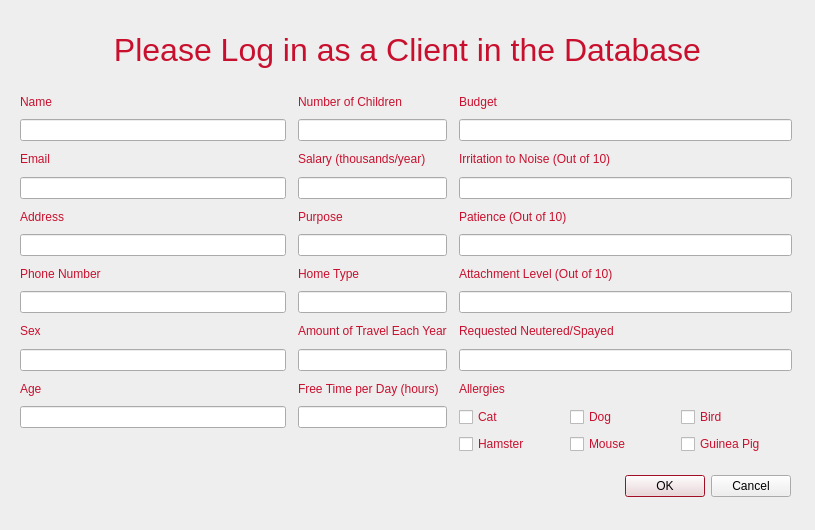
Qt form cuACS/viewprofile.ui (cameronhawtin/Animal-Farm-cuACS) before a commit.
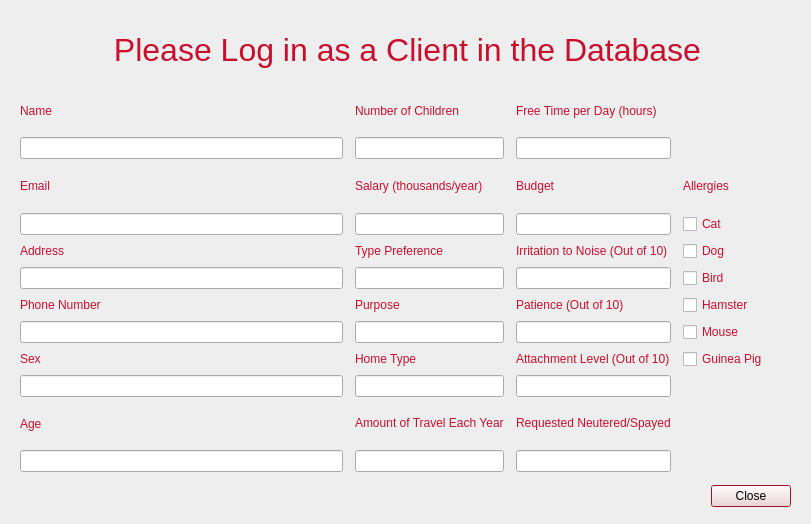
The same form after that commit.

Diff of the .ui file:
```diff
--- a/cuACS/viewprofile.ui
+++ b/cuACS/viewprofile.ui
@@ -6,8 +6,8 @@
    <rect>
     <x>0</x>
     <y>0</y>
-    <width>815</width>
-    <height>530</height>
+    <width>811</width>
+    <height>524</height>
    </rect>
   </property>
   <property name="palette">
@@ -189,7 +189,7 @@
    <property name="geometry">
     <rect>
      <x>450</x>
-     <y>470</y>
+     <y>480</y>
      <width>341</width>
      <height>32</height>
     </rect>
@@ -198,7 +198,7 @@
     <enum>Qt::Horizontal</enum>
    </property>
    <property name="standardButtons">
-    <set>QDialogButtonBox::Cancel|QDialogButtonBox::Ok</set>
+    <set>QDialogButtonBox::Close</set>
    </property>
   </widget>
   <widget class="QWidget" name="horizontalLayoutWidget">
@@ -233,81 +233,18 @@
     <rect>
      <x>20</x>
      <y>90</y>
-     <width>772</width>
-     <height>364</height>
+     <width>771</width>
+     <height>382</height>
     </rect>
    </property>
-   <layout class="QGridLayout" name="gridLayout_24" columnstretch="4,2,5">
+   <layout class="QGridLayout" name="gridLayout_24" columnstretch="3,1,1,1">
     <property name="horizontalSpacing">
      <number>12</number>
     </property>
-    <item row="2" column="0">
-     <widget class="QLabel" name="nameLabel_47">
-      <property name="enabled">
-       <bool>true</bool>
-      </property>
-      <property name="text">
-       <string>Email</string>
-      </property>
-     </widget>
-    </item>
-    <item row="5" column="1">
-     <widget class="QLineEdit" name="purposeLineEdit"/>
-    </item>
     <item row="3" column="1">
      <widget class="QLineEdit" name="salaryLineEdit"/>
     </item>
-    <item row="4" column="1">
-     <widget class="QLabel" name="purposeLabel_24">
-      <property name="enabled">
-       <bool>true</bool>
-      </property>
-      <property name="text">
-       <string>Purpose</string>
-      </property>
-     </widget>
-    </item>
-    <item row="6" column="2">
-     <widget class="QLabel" name="attachmentLabel_24">
-      <property name="enabled">
-       <bool>true</bool>
-      </property>
-      <property name="text">
-       <string>Attachment Level (Out of 10)</string>
-      </property>
-     </widget>
-    </item>
-    <item row="2" column="2">
-     <widget class="QLabel" name="irritationLabel_24">
-      <property name="enabled">
-       <bool>true</bool>
-      </property>
-      <property name="text">
-       <string>&lt;html&gt;&lt;head/&gt;&lt;body&gt;&lt;p&gt;Irritation to Noise (Out of 10)&lt;/p&gt;&lt;/body&gt;&lt;/html&gt;</string>
-      </property>
-     </widget>
-    </item>
-    <item row="8" column="0">
-     <widget class="QLabel" name="sexLabel_27">
-      <property name="enabled">
-       <bool>true</bool>
-      </property>
-      <property name="text">
-       <string>Sex</string>
-      </property>
-     </widget>
-    </item>
-    <item row="7" column="2">
-     <widget class="QLineEdit" name="attachmentLineEdit"/>
-    </item>
-    <item row="11" column="0">
-     <widget class="QLineEdit" name="ageLineEdit">
-      <property name="enabled">
-       <bool>true</bool>
-      </property>
-     </widget>
-    </item>
-    <item row="10" column="1">
+    <item row="0" column="2">
      <widget class="QLabel" name="freeTimeLabel_24">
       <property name="enabled">
        <bool>true</bool>
@@ -317,29 +254,26 @@
       </property>
      </widget>
     </item>
-    <item row="4" column="2">
-     <widget class="QLabel" name="labelPatience_24">
+    <item row="2" column="2">
+     <widget class="QLabel" name="budgetLabel_24">
       <property name="enabled">
        <bool>true</bool>
       </property>
       <property name="text">
-       <string>Patience (Out of 10)</string>
+       <string>Budget</string>
       </property>
      </widget>
     </item>
-    <item row="3" column="2">
-     <widget class="QLineEdit" name="irritationLineEdit"/>
-    </item>
-    <item row="1" column="2">
-     <widget class="QLineEdit" name="budgetLineEdit">
+    <item row="6" column="1">
+     <widget class="QLabel" name="purposeLabel_24">
       <property name="enabled">
        <bool>true</bool>
       </property>
+      <property name="text">
+       <string>Purpose</string>
+      </property>
      </widget>
     </item>
-    <item row="11" column="1">
-     <widget class="QLineEdit" name="freeTimeLineEdit"/>
-    </item>
     <item row="6" column="0">
      <widget class="QLabel" name="phoneLabel_24">
       <property name="enabled">
@@ -350,7 +284,7 @@
       </property>
      </widget>
     </item>
-    <item row="6" column="1">
+    <item row="8" column="1">
      <widget class="QLabel" name="homeTypeLabel_24">
       <property name="enabled">
        <bool>true</bool>
@@ -360,6 +294,91 @@
       </property>
      </widget>
     </item>
+    <item row="7" column="2">
+     <widget class="QLineEdit" name="patienceLineEdit"/>
+    </item>
+    <item row="7" column="1">
+     <widget class="QLineEdit" name="purposeLineEdit"/>
+    </item>
+    <item row="4" column="1">
+     <widget class="QLabel" name="typePreferenceLabel">
+      <property name="enabled">
+       <bool>true</bool>
+      </property>
+      <property name="text">
+       <string>&lt;html&gt;&lt;head/&gt;&lt;body&gt;&lt;p&gt;Type Preference&lt;/p&gt;&lt;/body&gt;&lt;/html&gt;</string>
+      </property>
+     </widget>
+    </item>
+    <item row="11" column="1">
+     <widget class="QLineEdit" name="travelLineEdit"/>
+    </item>
+    <item row="1" column="0">
+     <widget class="QLineEdit" name="nameLineEdit"/>
+    </item>
+    <item row="5" column="1">
+     <widget class="QLineEdit" name="typePreferenceLineEdit"/>
+    </item>
+    <item row="9" column="2">
+     <widget class="QLineEdit" name="attachmentLineEdit"/>
+    </item>
+    <item row="1" column="1">
+     <widget class="QLineEdit" name="childrenLineEdit">
+      <property name="enabled">
+       <bool>true</bool>
+      </property>
+     </widget>
+    </item>
+    <item row="0" column="0">
+     <widget class="QLabel" name="nameLabel_48">
+      <property name="enabled">
+       <bool>true</bool>
+      </property>
+      <property name="text">
+       <string>Name</string>
+      </property>
+     </widget>
+    </item>
+    <item row="10" column="1">
+     <widget class="QLabel" name="travelLabel_24">
+      <property name="enabled">
+       <bool>true</bool>
+      </property>
+      <property name="text">
+       <string>&lt;html&gt;&lt;head/&gt;&lt;body&gt;&lt;p&gt;Amount of Travel Each Year&lt;/p&gt;&lt;/body&gt;&lt;/html&gt;</string>
+      </property>
+     </widget>
+    </item>
+    <item row="9" column="0">
+     <widget class="QLineEdit" name="sexLineEdit"/>
+    </item>
+    <item row="8" column="0">
+     <widget class="QLabel" name="sexLabel_27">
+      <property name="enabled">
+       <bool>true</bool>
+      </property>
+      <property name="text">
+       <string>Sex</string>
+      </property>
+     </widget>
+    </item>
+    <item row="3" column="0">
+     <widget class="QLineEdit" name="emailLineEdit">
+      <property name="enabled">
+       <bool>true</bool>
+      </property>
+     </widget>
+    </item>
+    <item row="6" column="2">
+     <widget class="QLabel" name="labelPatience_24">
+      <property name="enabled">
+       <bool>true</bool>
+      </property>
+      <property name="text">
+       <string>Patience (Out of 10)</string>
+      </property>
+     </widget>
+    </item>
     <item row="0" column="1">
      <widget class="QLabel" name="childrenLabel_24">
       <property name="enabled">
@@ -370,17 +389,17 @@
       </property>
      </widget>
     </item>
-    <item row="0" column="2">
-     <widget class="QLabel" name="budgetLabel_24">
+    <item row="2" column="0">
+     <widget class="QLabel" name="nameLabel_47">
       <property name="enabled">
        <bool>true</bool>
       </property>
       <property name="text">
-       <string>Budget</string>
+       <string>Email</string>
       </property>
      </widget>
     </item>
-    <item row="8" column="2">
+    <item row="10" column="2">
      <widget class="QLabel" name="requireLabel_24">
       <property name="enabled">
        <bool>true</bool>
@@ -390,92 +409,48 @@
       </property>
      </widget>
     </item>
-    <item row="7" column="1">
-     <widget class="QLineEdit" name="homeLineEdit"/>
-    </item>
-    <item row="4" column="0">
-     <widget class="QLabel" name="addressLabel_24">
-      <property name="enabled">
-       <bool>true</bool>
-      </property>
-      <property name="text">
-       <string>Address</string>
-      </property>
-     </widget>
-    </item>
     <item row="11" column="2">
-     <layout class="QHBoxLayout" name="horizontalLayout_71">
-      <item>
-       <widget class="QCheckBox" name="catAllergyCheckBox">
-        <property name="enabled">
-         <bool>false</bool>
-        </property>
-        <property name="text">
-         <string>Cat</string>
-        </property>
-       </widget>
-      </item>
-      <item>
-       <widget class="QCheckBox" name="dogAllergyCheckBox">
-        <property name="enabled">
-         <bool>false</bool>
-        </property>
-        <property name="text">
-         <string>Dog</string>
-        </property>
-       </widget>
-      </item>
-      <item>
-       <widget class="QCheckBox" name="birdAllergyCheckBox">
-        <property name="enabled">
-         <bool>false</bool>
-        </property>
-        <property name="text">
-         <string>Bird</string>
-        </property>
-       </widget>
-      </item>
-     </layout>
-    </item>
-    <item row="8" column="1">
-     <widget class="QLabel" name="travelLabel_24">
-      <property name="enabled">
-       <bool>true</bool>
-      </property>
-      <property name="text">
-       <string>&lt;html&gt;&lt;head/&gt;&lt;body&gt;&lt;p&gt;Amount of Travel Each Year&lt;/p&gt;&lt;/body&gt;&lt;/html&gt;</string>
-      </property>
-     </widget>
-    </item>
-    <item row="9" column="2">
      <widget class="QLineEdit" name="neuteredLineEdit"/>
     </item>
-    <item row="2" column="1">
-     <widget class="QLabel" name="salaryLabel_24">
+    <item row="4" column="2">
+     <widget class="QLabel" name="irritationLabel_24">
       <property name="enabled">
        <bool>true</bool>
       </property>
       <property name="text">
-       <string>&lt;html&gt;&lt;head/&gt;&lt;body&gt;&lt;p&gt;Salary (thousands/year)&lt;/p&gt;&lt;/body&gt;&lt;/html&gt;</string>
+       <string>&lt;html&gt;&lt;head/&gt;&lt;body&gt;&lt;p&gt;Irritation to Noise (Out of 10)&lt;/p&gt;&lt;/body&gt;&lt;/html&gt;</string>
       </property>
      </widget>
     </item>
-    <item row="10" column="2">
-     <widget class="QLabel" name="allergicLabel_25">
-      <property name="enabled">
-       <bool>true</bool>
-      </property>
-      <property name="text">
-       <string>Allergies</string>
-      </property>
-     </widget>
-    </item>
-    <item row="9" column="1">
-     <widget class="QLineEdit" name="travelLineEdit"/>
-    </item>
     <item row="7" column="0">
      <widget class="QLineEdit" name="phoneLineEdit"/>
     </item>
+    <item row="1" column="2">
+     <widget class="QLineEdit" name="freeTimeLineEdit"/>
+    </item>
+    <item row="4" column="0">
+     <widget class="QLabel" name="addressLabel_24">
+      <property name="enabled">
+       <bool>true</bool>
+      </property>
+      <property name="text">
+       <string>Address</string>
+      </property>
+     </widget>
+    </item>
+    <item row="5" column="2">
+     <widget class="QLineEdit" name="irritationLineEdit"/>
+    </item>
+    <item row="9" column="1">
+     <widget class="QLineEdit" name="homeLineEdit"/>
+    </item>
+    <item row="3" column="2">
+     <widget class="QLineEdit" name="budgetLineEdit">
+      <property name="enabled">
+       <bool>true</bool>
+      </property>
+     </widget>
+    </item>
     <item row="10" column="0">
      <widget class="QLabel" name="ageLabel_30">
       <property name="enabled">
@@ -486,75 +461,105 @@
       </property>
      </widget>
     </item>
-    <item row="1" column="1">
-     <widget class="QLineEdit" name="childrenLineEdit">
+    <item row="2" column="1">
+     <widget class="QLabel" name="salaryLabel_24">
       <property name="enabled">
        <bool>true</bool>
       </property>
+      <property name="text">
+       <string>&lt;html&gt;&lt;head/&gt;&lt;body&gt;&lt;p&gt;Salary (thousands/year)&lt;/p&gt;&lt;/body&gt;&lt;/html&gt;</string>
+      </property>
      </widget>
     </item>
-    <item row="3" column="0">
-     <widget class="QLineEdit" name="emailLineEdit">
+    <item row="11" column="0">
+     <widget class="QLineEdit" name="ageLineEdit">
       <property name="enabled">
        <bool>true</bool>
       </property>
      </widget>
     </item>
-    <item row="5" column="2">
-     <widget class="QLineEdit" name="patienceLineEdit"/>
-    </item>
-    <item row="1" column="0">
-     <widget class="QLineEdit" name="nameLineEdit"/>
-    </item>
     <item row="5" column="0">
      <widget class="QLineEdit" name="addressLineEdit"/>
     </item>
-    <item row="0" column="0">
-     <widget class="QLabel" name="nameLabel_48">
+    <item row="8" column="2">
+     <widget class="QLabel" name="attachmentLabel_24">
       <property name="enabled">
        <bool>true</bool>
       </property>
       <property name="text">
-       <string>Name</string>
+       <string>Attachment Level (Out of 10)</string>
       </property>
      </widget>
     </item>
-    <item row="9" column="0">
-     <widget class="QLineEdit" name="sexLineEdit"/>
+    <item row="5" column="3">
+     <widget class="QCheckBox" name="birdAllergyCheckBox">
+      <property name="enabled">
+       <bool>false</bool>
+      </property>
+      <property name="text">
+       <string>Bird</string>
+      </property>
+     </widget>
     </item>
-    <item row="12" column="2">
-     <layout class="QHBoxLayout" name="horizontalLayout_72">
-      <item>
-       <widget class="QCheckBox" name="hamsterAllergyCheckBox">
-        <property name="enabled">
-         <bool>false</bool>
-        </property>
-        <property name="text">
-         <string>Hamster</string>
-        </property>
-       </widget>
-      </item>
-      <item>
-       <widget class="QCheckBox" name="mouseAllergyCheckBox">
-        <property name="enabled">
-         <bool>false</bool>
-        </property>
-        <property name="text">
-         <string>Mouse</string>
-        </property>
-       </widget>
-      </item>
-      <item>
-       <widget class="QCheckBox" name="guineapigAllergyCheckBox">
-        <property name="enabled">
-         <bool>false</bool>
-        </property>
-        <property name="text">
-         <string>Guinea Pig</string>
-        </property>
-       </widget>
-      </item>
-     </layout>
+    <item row="4" column="3">
+     <widget class="QCheckBox" name="dogAllergyCheckBox">
+      <property name="enabled">
+       <bool>false</bool>
+      </property>
+      <property name="text">
+       <string>Dog</string>
+      </property>
+     </widget>
+    </item>
+    <item row="6" column="3">
+     <widget class="QCheckBox" name="hamsterAllergyCheckBox">
+      <property name="enabled">
+       <bool>false</bool>
+      </property>
+      <property name="text">
+       <string>Hamster</string>
+      </property>
+     </widget>
+    </item>
+    <item row="7" column="3">
+     <widget class="QCheckBox" name="mouseAllergyCheckBox">
+      <property name="enabled">
+       <bool>false</bool>
+      </property>
+      <property name="text">
+       <string>Mouse</string>
+      </property>
+     </widget>
+    </item>
+    <item row="8" column="3">
+     <widget class="QCheckBox" name="guineapigAllergyCheckBox">
+      <property name="enabled">
+       <bool>false</bool>
+      </property>
+      <property name="text">
+       <string>Guinea Pig</string>
+      </property>
+     </widget>
+    </item>
+    <item row="3" column="3">
+     <widget class="QCheckBox" name="catAllergyCheckBox">
+      <property name="enabled">
+       <bool>false</bool>
+      </property>
+      <property name="text">
+       <string>Cat</string>
+      </property>
+     </widget>
+    </item>
+    <item row="2" column="3">
+     <widget class="QLabel" name="allergicLabel_25">
+      <property name="enabled">
+       <bool>true</bool>
+      </property>
+      <property name="text">
+       <string>Allergies</string>
+      </property>
+     </widget>
     </item>
    </layout>
   </widget>
```
